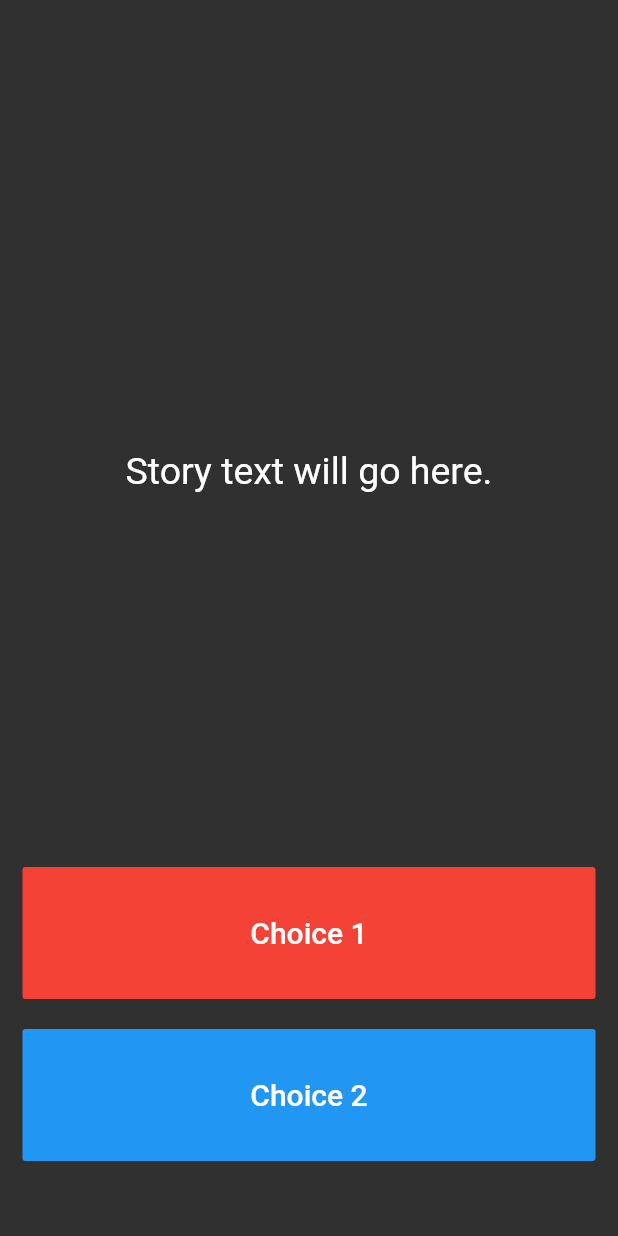
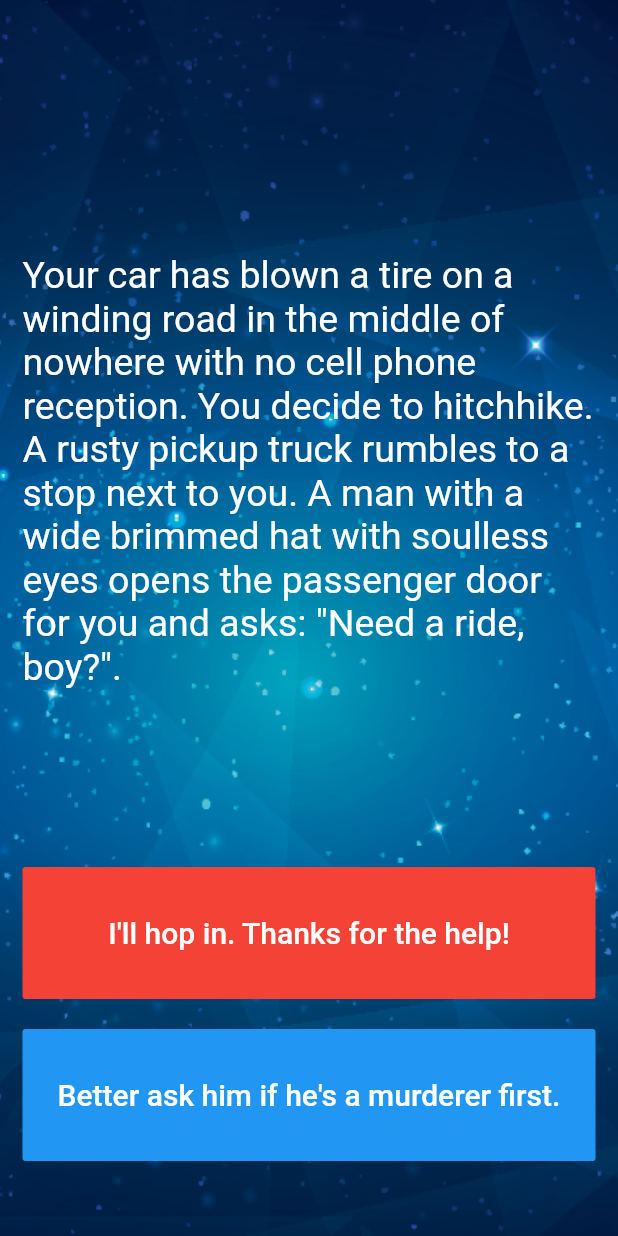
Before and after one commit to jcarter62/destini, a Flutter app: the screen it shows after launch, on a phone screen of 412 x 824 dp. Run offline on Flutter 3.47's test engine with Material 2 defaults, Android fonts, the phone set to English and light mode, and no system bars; missing offline and left inert: dart:html.

Commit message:
updated app

```diff
--- a/lib/main.dart
+++ b/lib/main.dart
@@ -1,6 +1,9 @@
+import 'dart:html';
 import 'package:flutter/material.dart';
+import 'story_brain.dart';
+import 'mybutton.dart';
 
-//TODO: Step 15 - Run the app and see if you can see the screen update with the first story. Delete this TODO if it looks as you expected.
+// Step 15 - Run the app and see if you can see the screen update with the first story. Delete this TO DO if it looks as you expected.
 
 void main() => runApp(Destini());
 
@@ -13,18 +16,53 @@ class Destini extends StatelessWidget {
   }
 }
 
-//TODO: Step 9 - Create a new storyBrain object from the StoryBrain class.
+// Step 9 - Create a new storyBrain object from the StoryBrain class.
+StoryBrain storyBrain = StoryBrain();
 
 class StoryPage extends StatefulWidget {
   _StoryPageState createState() => _StoryPageState();
 }
 
 class _StoryPageState extends State<StoryPage> {
+
+
   @override
   Widget build(BuildContext context) {
-    return Scaffold(
+    MyButton btn1 = MyButton();
+    MyButton btn2 = MyButton();
+
+    if ( storyBrain.getChoice1().length > 0) {
+      btn1.visible = true;
+      btn1.color = Colors.red;
+      btn1.text = storyBrain.getChoice1();
+    } else {
+      btn1.visible = false;
+      btn1.color = Colors.transparent;
+      btn1.text = '';
+    }
+
+    if ( storyBrain.getChoice2().length > 0) {
+      btn2.visible = true;
+      btn2.color = Colors.blue;
+      btn2.text = storyBrain.getChoice2();
+    } else {
+      btn2.visible = false;
+      btn2.color = Colors.transparent;
+      btn2.text = '';
+    }
+
+
+    return Container(
+      decoration: BoxDecoration(
+        image: DecorationImage(
+          image: AssetImage('images/background.png'), fit: BoxFit.cover,
+        )
+      ),
+      child: Scaffold(
+        backgroundColor: Colors.transparent,
         body: Container(
-        //TODO: Step 1 - Add background.png to this Container as a background image.
+          // Step 1 - Add background.png to this Container as a background image.
+          // https://stackoverflow.com/a/63087275
           padding: EdgeInsets.symmetric(vertical: 50.0, horizontal: 15.0),
           constraints: BoxConstraints.expand(),
           child: SafeArea(
@@ -35,8 +73,9 @@ class _StoryPageState extends State<StoryPage> {
                   flex: 12,
                   child: Center(
                     child: Text(
-                    //TODO: Step 10 - use the storyBrain to get the first story title and display it in this Text Widget.
-                    'Story text will go here.',
+                      // Step 10 - use the storyBrain to get the first story title and display it in this Text Widget.
+                      storyBrain.getStory(),
+                      // 'Story text will go here.',
                       style: TextStyle(
                         fontSize: 25.0,
                       ),
@@ -45,17 +84,23 @@ class _StoryPageState extends State<StoryPage> {
                 ),
                 Expanded(
                   flex: 2,
+                  child: Visibility(
+                    visible: btn1.visible,
                     child: FlatButton(
                       onPressed: () {
                         //Choice 1 made by user.
-                    //TODO: Step 18 - Call the nextStory() method from storyBrain and pass the number 1 as the choice made by the user.
+                        // Step 18 - Call the nextStory() method from storyBrain and pass the number 1 as the choice made by the user.
+                        setState(() {
+                          storyBrain.nextStory(1);
+                        });
                       },
-                  color: Colors.red,
+                      color: btn1.color,
                       child: Text(
-                    //TODO: Step 13 - Use the storyBrain to get the text for choice 1.
-                    'Choice 1',
+                        // Step 13 - Use the storyBrain to get the text for choice 1.
+                        btn1.text,
                         style: TextStyle(
                           fontSize: 20.0,
+                        ),
                       ),
                     ),
                   ),
@@ -65,19 +110,25 @@ class _StoryPageState extends State<StoryPage> {
                 ),
                 Expanded(
                   flex: 2,
-                //TODO: Step 26 - Use a Flutter Visibility Widget to wrap this FlatButton.
-                //TODO: Step 28 - Set the "visible" property of the Visibility Widget to equal the output from the buttonShouldBeVisible() method in the storyBrain.
+                  // Step 26 - Use a Flutter Visibility Widget to wrap this FlatButton.
+                  // Step 28 - Set the "visible" property of the Visibility Widget to equal the output from the buttonShouldBeVisible() method in the storyBrain.
+                  child: Visibility(
+                    visible: btn2.visible,
                     child: FlatButton(
                       onPressed: () {
                         //Choice 2 made by user.
-                    //TODO: Step 19 - Call the nextStory() method from storyBrain and pass the number 2 as the choice made by the user.
+                        // Step 19 - Call the nextStory() method from storyBrain and pass the number 2 as the choice made by the user.
+                        setState(() {
+                          storyBrain.nextStory(2);
+                        });
                       },
-                  color: Colors.blue,
+                      color: btn2.color,
                       child: Text(
-                    //TODO: Step 14 - Use the storyBrain to get the text for choice 2.
-                    'Choice 2',
+                        // Step 14 - Use the storyBrain to get the text for choice 2.
+                        btn2.text,
                         style: TextStyle(
                           fontSize: 20.0,
+                        ),
                       ),
                     ),
                   ),
@@ -86,10 +137,11 @@ class _StoryPageState extends State<StoryPage> {
             ),
           ),
         ),
+      ),
     );
   }
 }
 
-//TODO: Step 24 - Run the app and try to figure out what code you need to add to this file to make the story change when you press on the choice buttons.
+// Step 24 - Run the app and try to figure out what code you need to add to this file to make the story change when you press on the choice buttons.
 
 //TODO: Step 29 - Run the app and test it against the Story Outline to make sure you've completed all the steps. The code for the completed app can be found here: https://github.com/londonappbrewery/destini-challenge-completed/
--- /dev/null
+++ b/lib/mybutton.dart
@@ -0,0 +1,14 @@
+import 'package:flutter/material.dart';
+
+class MyButton {
+  bool visible;
+  String text;
+  Color color;
+
+  MyButton() {
+    visible = true;
+    text = '';
+    color = Colors.transparent;
+  }
+
+}
--- a/lib/story.dart
+++ b/lib/story.dart
@@ -1,5 +1,20 @@
-//TODO: Step 2 - Create a new class called Story.
 
-//TODO: Step 3 - Create 3 properties for this class, A. storyTitle to store the story text. B. choice1 to store the text for choice 1, C. choice2 to store the text for choice 2.
+class Story {
+  String storyTitle;
+  String choice1;
+  String choice2;
+  int next1;
+  int next2;
 
-//TODO: Step 4 - Create a Constructor for this class to be able to initialise the properties created in step 3.
+  Story( {String storyTitle, String choice1, String choice2, int next1, int next2 }) {
+    this.storyTitle = storyTitle;
+    this.choice1 = choice1;
+    this.choice2 = choice2;
+    this.next1 = next1;
+    this.next2 = next2;
+  }
+}
+
+// Step 2 - Create a new class called Story.
+// Step 3 - Create 3 properties for this class, A. storyTitle to store the story text. B. choice1 to store the text for choice 1, C. choice2 to store the text for choice 2.
+// Step 4 - Create a Constructor for this class to be able to initialise the properties created in step 3.
```
Also changed, not shown: lib/story_brain.dart (+82 -43 lines). Lines whose indentation alone changed are shown as unchanged.
